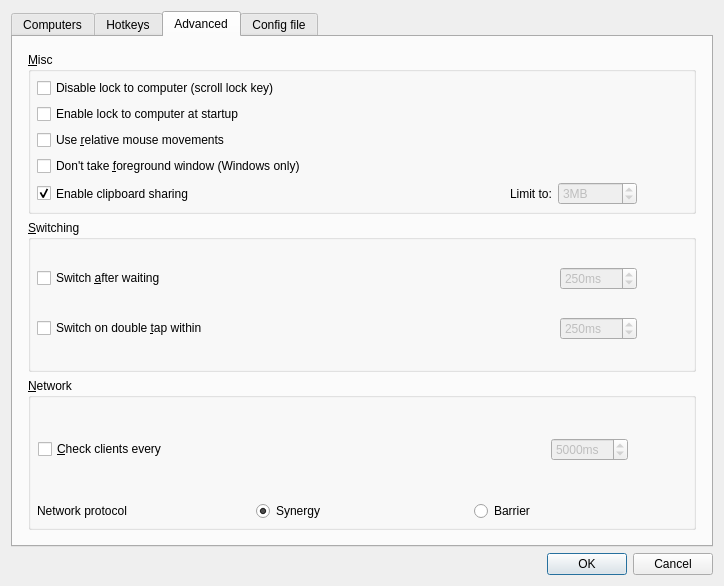
This is src/lib/gui/dialogs/ServerConfigDialog.ui in Cherry-Company/ieum as Qt 5 draws it before an edit. The edited form follows.
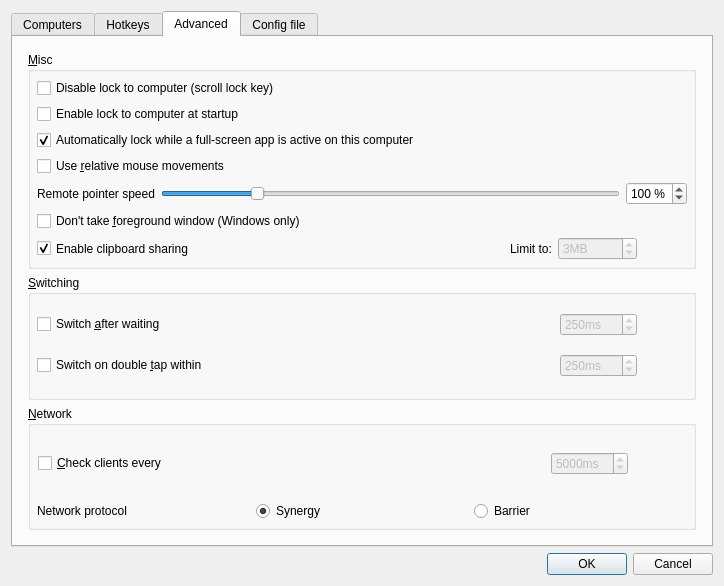
This is the edited form. The open tabs and pages were chosen to show the change. Icons and pictures are not drawn. Custom widgets are drawn as their Qt base class.

Patch:
```diff
--- a/src/lib/gui/dialogs/ServerConfigDialog.ui
+++ b/src/lib/gui/dialogs/ServerConfigDialog.ui
@@ -357,6 +357,16 @@
             </property>
            </widget>
           </item>
+          <item>
+           <widget class="QCheckBox" name="cbAutoLockFullscreen">
+            <property name="text">
+             <string>Automatically lock while a full-screen app is active on this computer</string>
+            </property>
+            <property name="checked">
+             <bool>true</bool>
+            </property>
+           </widget>
+          </item>
           <item>
            <widget class="QCheckBox" name="cbRelativeMouseMoves">
             <property name="enabled">
@@ -367,6 +377,58 @@
             </property>
            </widget>
           </item>
+          <item>
+           <layout class="QHBoxLayout" name="layoutRemotePointerSpeed">
+            <item>
+             <widget class="QLabel" name="labelRemotePointerSpeed">
+              <property name="text">
+               <string>Remote pointer speed</string>
+              </property>
+             </widget>
+            </item>
+            <item>
+             <widget class="QSlider" name="sliderRemotePointerSpeed">
+              <property name="minimum">
+               <number>25</number>
+              </property>
+              <property name="maximum">
+               <number>400</number>
+              </property>
+              <property name="singleStep">
+               <number>5</number>
+              </property>
+              <property name="pageStep">
+               <number>25</number>
+              </property>
+              <property name="value">
+               <number>100</number>
+              </property>
+              <property name="orientation">
+               <enum>Qt::Orientation::Horizontal</enum>
+              </property>
+             </widget>
+            </item>
+            <item>
+             <widget class="QSpinBox" name="sbRemotePointerSpeed">
+              <property name="suffix">
+               <string notr="true"> %</string>
+              </property>
+              <property name="minimum">
+               <number>25</number>
+              </property>
+              <property name="maximum">
+               <number>400</number>
+              </property>
+              <property name="singleStep">
+               <number>5</number>
+              </property>
+              <property name="value">
+               <number>100</number>
+              </property>
+             </widget>
+            </item>
+           </layout>
+          </item>
           <item>
            <widget class="QCheckBox" name="cbWin32KeepForeground">
             <property name="enabled">
```
Left out of the diff: 2 changed lines with no effect on the pictures.
